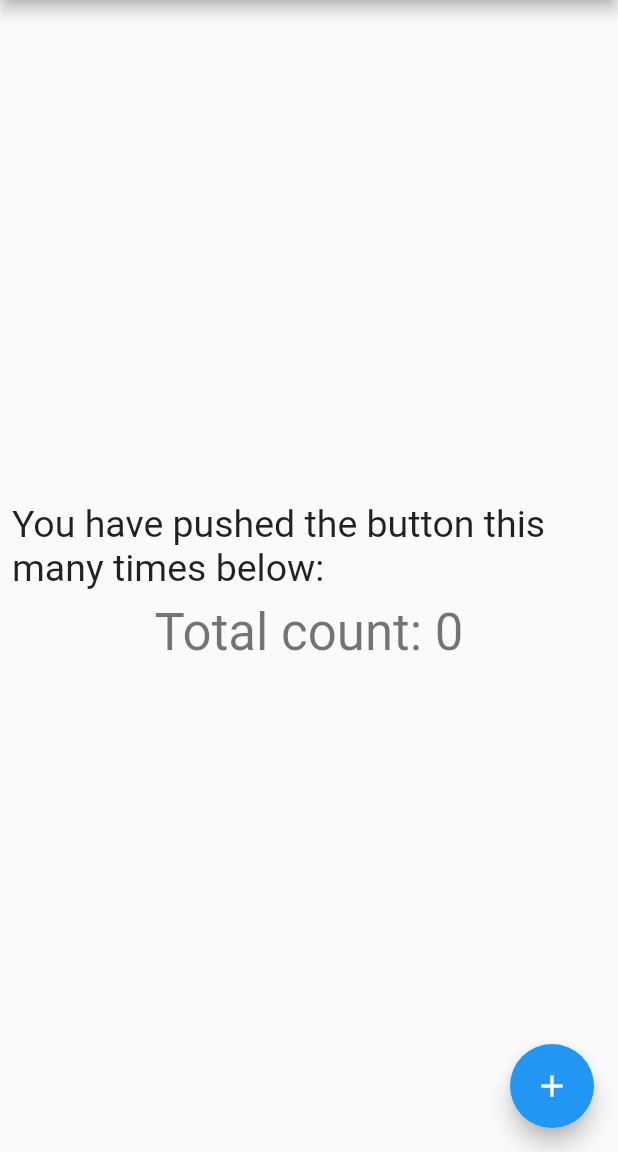
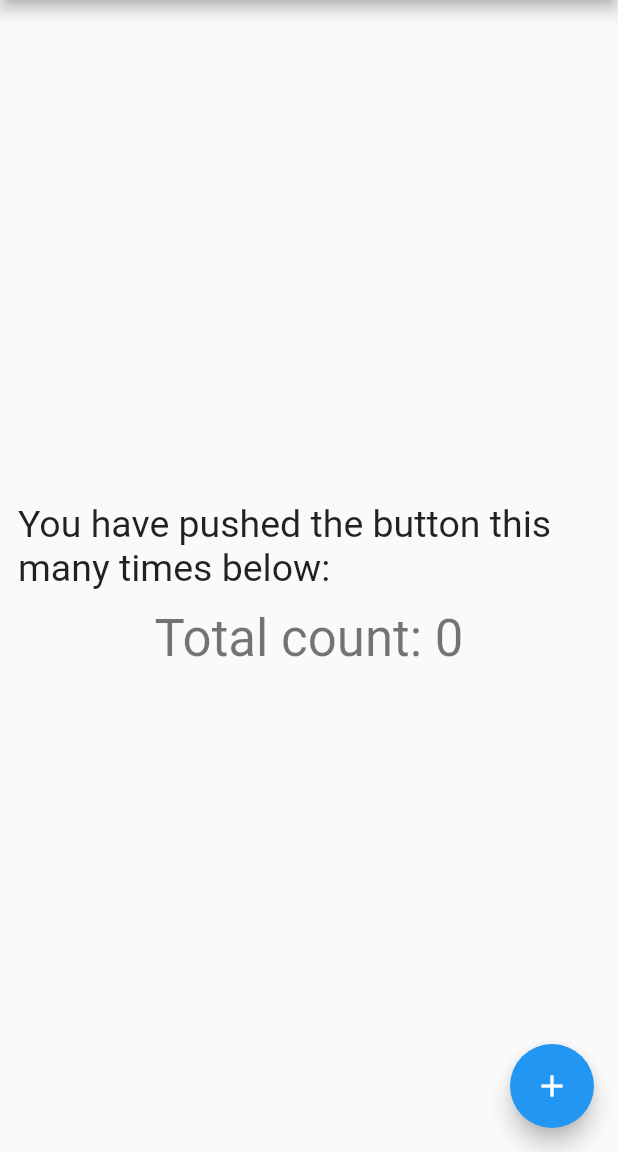
Before and after one commit to RumitPatel/flutter_example, a Flutter app: the screen it shows after launch, on a phone screen of 412 x 824 dp, the part 84-1236 px from its top. Run offline on Flutter 3.47's test engine with Material 2 defaults, Android fonts, the phone set to English and light mode, and no system bars.

Commit message:
padding increased.

```diff
--- a/lib/main.dart
+++ b/lib/main.dart
@@ -96,7 +96,7 @@ class _MyHomePageState extends State<MyHomePage> {
           mainAxisAlignment: MainAxisAlignment.center,
           children: <Widget>[
             const Padding(
-              padding: EdgeInsets.all(8.0),
+              padding: EdgeInsets.all(12.0),
               child: Text(
                 'You have pushed the button this many times below:',
                 style: TextStyle(fontSize: 25),
```
